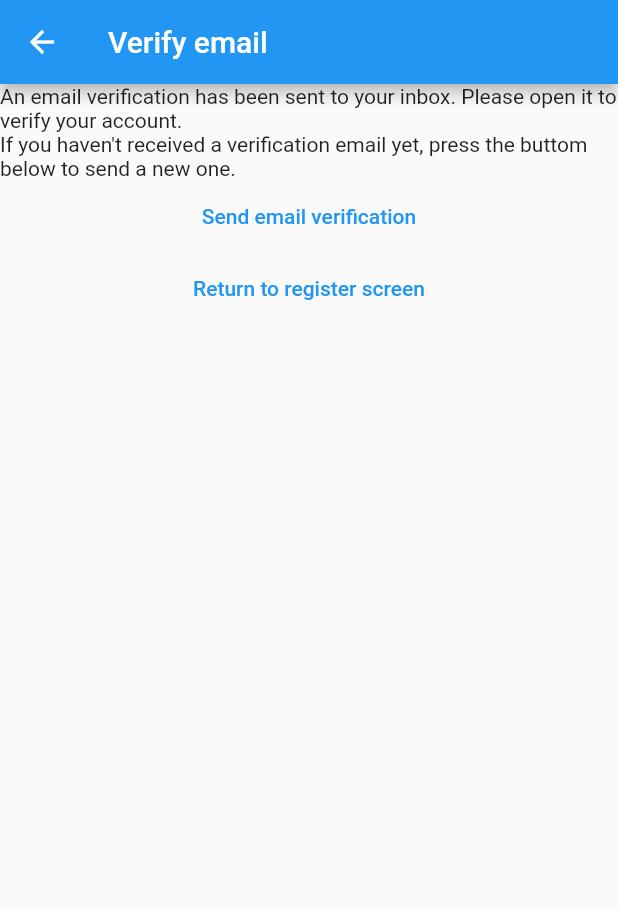
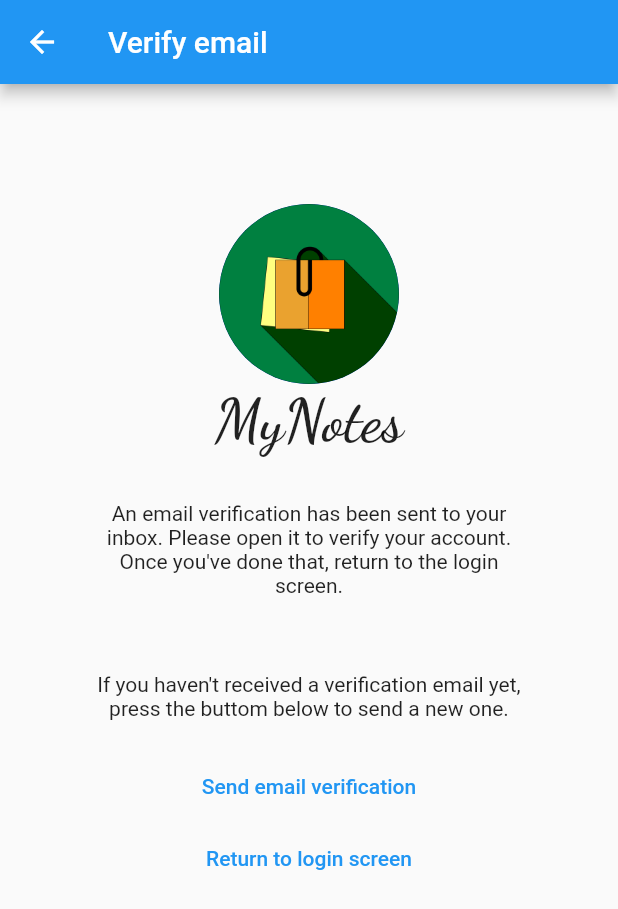
Before and after one commit to MPrimo8/mynotes_flutter, a Flutter app: the VerifyEmailView screen opened directly, on a phone screen of 412 x 824 dp. Shown: the top 909 px of the screen. Run offline on Flutter 3.47's test engine with Material 2 defaults, Android fonts, the phone set to English and light mode, and no system bars; our stand-ins replace bloc, cloud_firestore, equatable, firebase_auth, firebase_core, flutter_bloc and 1 more; accounts and stored records are empty; network calls fail.

Commit message:
personal modifications

```diff
--- a/lib/helpers/loading/loading_screen.dart
+++ b/lib/helpers/loading/loading_screen.dart
@@ -43,7 +43,7 @@ class LoadingScreen {
               minWidth: size.width * 0.5,
             ),
             decoration: BoxDecoration(
-              color: Colors.white,
+              color: Colors.grey,
               borderRadius: BorderRadius.circular(10.0),
             ),
             child: Padding(
--- a/lib/services/cloud/cloud_note.dart
+++ b/lib/services/cloud/cloud_note.dart
@@ -1,5 +1,6 @@
 import 'package:cloud_firestore/cloud_firestore.dart';
 import 'package:flutter/foundation.dart';
+import 'package:flutter/material.dart';
 import 'package:flutter_application_8_mprime8/services/cloud/cloud_storage_constants.dart';
 
 @immutable
@@ -7,15 +8,18 @@ class CloudNote {
   final String documentId;
   final String ownerUserId;
   final String text;
+  final int colorType;
 
   const CloudNote({
     required this.documentId,
     required this.ownerUserId,
     required this.text,
+    required this.colorType,
   });
 
   CloudNote.fromSnapshot(QueryDocumentSnapshot<Map<String, dynamic>> snapshot)
       : documentId = snapshot.id,
         ownerUserId = snapshot.data()[ownerUserIdFieldName],
-        text = snapshot.data()[textFieldName] as String;
+        text = snapshot.data()[textFieldName] as String,
+        colorType = snapshot.data()[colorTypeFieldName] as int;
 }
--- a/lib/services/cloud/cloud_storage_constants.dart
+++ b/lib/services/cloud/cloud_storage_constants.dart
@@ -1,2 +1,3 @@
 const ownerUserIdFieldName = 'user_id';
 const textFieldName = 'text';
+const colorTypeFieldName = 'color_type';
--- a/lib/views/verify_email_view.dart
+++ b/lib/views/verify_email_view.dart
@@ -1,6 +1,4 @@
 import 'package:flutter/material.dart';
-import 'package:flutter_application_8_mprime8/constants/routes.dart';
-import 'package:flutter_application_8_mprime8/services/auth/auth_service.dart';
 import 'package:flutter_application_8_mprime8/services/auth/bloc/auth_bloc.dart';
 import 'package:flutter_application_8_mprime8/services/auth/bloc/auth_event.dart';
 import 'package:flutter_bloc/flutter_bloc.dart';
@@ -16,16 +14,37 @@ class _VerifyEmailViewState extends State<VerifyEmailView> {
   @override
   Widget build(BuildContext context) {
     return Scaffold(
+      resizeToAvoidBottomInset: false,
       appBar: AppBar(
         title: const Text('Verify email'),
       ),
-      body: Column(
+      body: Padding(
+        padding: const EdgeInsets.symmetric(vertical: 80, horizontal: 60),
+        child: Column(
           children: [
+            const CircleAvatar(
+              radius: 60,
+              backgroundImage: AssetImage('assets/icon/icon.png'),
+            ),
             const Text(
-              'An email verification has been sent to your inbox. Please open it to verify your account.'),
-          const Text(
-              "If you haven't received a verification email yet, press the buttom below to send a new one."),
-          TextButton(
+              'MyNotes',
+              style: TextStyle(fontSize: 40, fontFamily: 'DancingScript'),
+            ),
+            const Padding(
+              padding: EdgeInsets.only(top: 30),
+              child: Text(
+                  "An email verification has been sent to your inbox. Please open it to verify your account. Once you've done that, return to the login screen.",
+                  textAlign: TextAlign.center),
+            ),
+            const Padding(
+              padding: EdgeInsets.only(top: 50),
+              child: Text(
+                  "If you haven't received a verification email yet, press the buttom below to send a new one.",
+                  textAlign: TextAlign.center),
+            ),
+            Padding(
+              padding: const EdgeInsets.only(top: 20),
+              child: TextButton(
                 onPressed: () {
                   context
                       .read<AuthBloc>()
@@ -33,13 +52,15 @@ class _VerifyEmailViewState extends State<VerifyEmailView> {
                 },
                 child: const Text('Send email verification'),
               ),
+            ),
             TextButton(
               onPressed: () {
                 context.read<AuthBloc>().add(const AuthEventLogOut());
               },
-            child: const Text('Return to register screen'),
+              child: const Text('Return to login screen'),
             )
           ],
+        ),
       ),
     );
   }
```
Also changed, not shown: lib/main.dart (+3 -4 lines), lib/services/cloud/firebase_cloud_storage.dart (+17 -19 lines), lib/views/forgot_password_view.dart (+25 -11 lines), lib/views/login_view.dart (+23 -10 lines), lib/views/notes/create_update_note_view.dart (+5 -2 lines), lib/views/notes/notes_list_view.dart (+45 -5 lines), lib/views/notes/notes_view.dart (+7 -1 lines), lib/views/register_view.dart (+26 -12 lines), pubspec.yaml (+8 -4 lines), fonts/DancingScript-SemiBold.ttf (added). Lines whose indentation alone changed are shown as unchanged.
